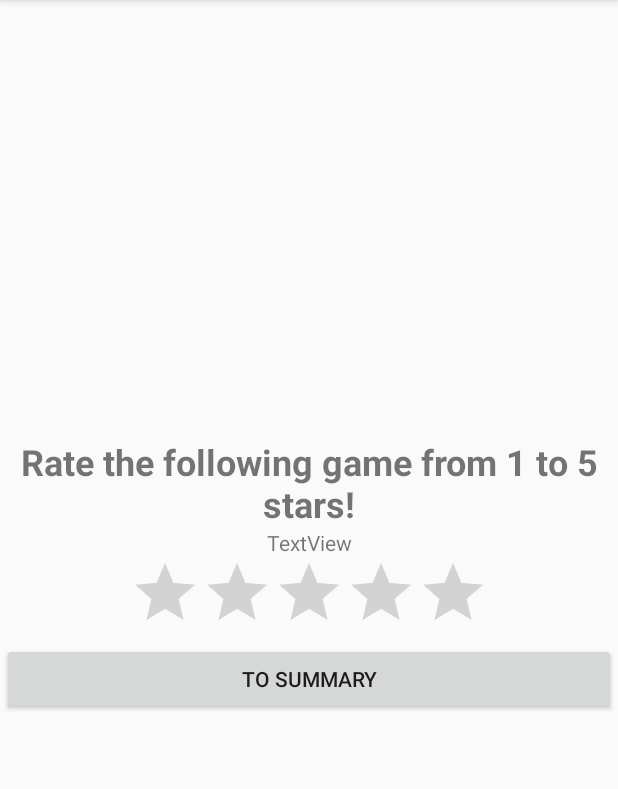
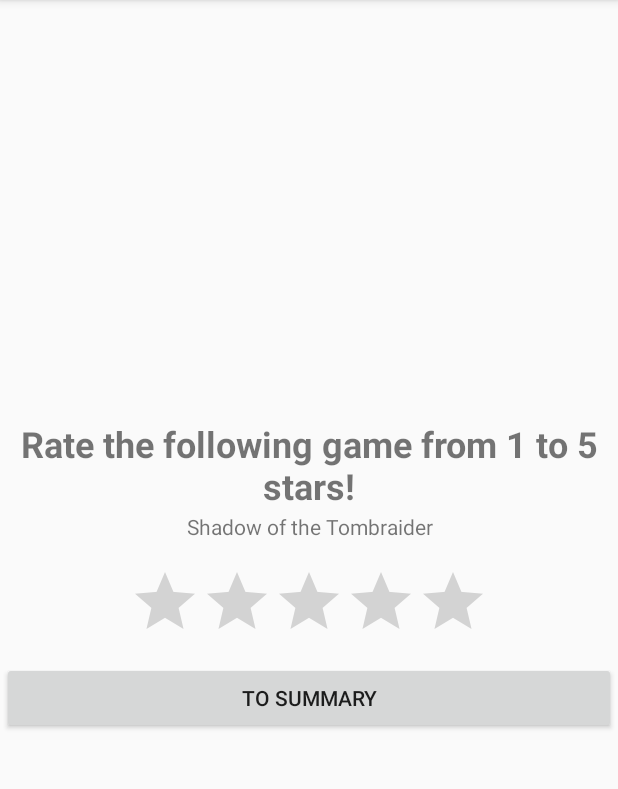
Before and after one commit to AccieTheKing/MadLevel3Task1, an Android app: the RatingFragment screen opened through its navigation route, on a phone screen of 412 x 824 dp, the part 84-873 px from its top. Run offline under Robolectric (Android 15) with nearby library versions, the phone set to English and light mode, and no system bars.

```diff
--- a/app/src/main/java/com/example/madlevel3task1/RatingFragment.kt
+++ b/app/src/main/java/com/example/madlevel3task1/RatingFragment.kt
@@ -1,10 +1,11 @@
 package com.example.madlevel3task1
 
 import android.os.Bundle
-import androidx.fragment.app.Fragment
 import android.view.LayoutInflater
 import android.view.View
 import android.view.ViewGroup
+import androidx.fragment.app.Fragment
+import kotlinx.android.synthetic.main.fragment_rating.*
 
 /**
  * A simple [Fragment] subclass as the second destination in the navigation.
@@ -12,8 +13,8 @@ import android.view.ViewGroup
 class RatingFragment : Fragment() {
 
     override fun onCreateView(
-            inflater: LayoutInflater, container: ViewGroup?,
-            savedInstanceState: Bundle?
+        inflater: LayoutInflater, container: ViewGroup?,
+        savedInstanceState: Bundle?
     ): View? {
         // Inflate the layout for this fragment
         return inflater.inflate(R.layout.fragment_rating, container, false)
@@ -21,8 +22,16 @@ class RatingFragment : Fragment() {
 
     override fun onViewCreated(view: View, savedInstanceState: Bundle?) {
         super.onViewCreated(view, savedInstanceState)
-
+        showRandomAssessableGame()
     }
 
+    private fun showRandomAssessableGame() {
+        val randomGame = listOf(
+            "Red Dead Redemption 2", "Rocket League",
+            "Shadow of the Tombraider"
+        ).random()
+
+        txtViewGameTitle.text = randomGame
+    }
 
 }
--- a/app/src/main/res/layout/fragment_rating.xml
+++ b/app/src/main/res/layout/fragment_rating.xml
@@ -8,8 +8,8 @@
 
     <RatingBar
         android:id="@+id/ratingBar"
-        android:layout_width="wrap_content"
-        android:layout_height="wrap_content"
+        android:layout_width="240dp"
+        android:layout_height="64dp"
         app:layout_constraintBottom_toTopOf="@+id/btn_go_to_sommuray"
         app:layout_constraintEnd_toEndOf="parent"
         app:layout_constraintStart_toStartOf="parent"
@@ -17,8 +17,8 @@
 
     <TextView
         android:id="@+id/txtViewFragmentRatingTitle"
-        android:layout_width="wrap_content"
-        android:layout_height="wrap_content"
+        android:layout_width="392dp"
+        android:layout_height="62dp"
         android:text="@string/fragment_title_rating"
         android:textAlignment="center"
         android:textAllCaps="false"
@@ -26,18 +26,20 @@
         android:textStyle="bold"
         app:layout_constraintBottom_toTopOf="@+id/txtViewGameTitle"
         app:layout_constraintEnd_toEndOf="parent"
-        app:layout_constraintHorizontal_bias="0.0"
+        app:layout_constraintHorizontal_bias="0.5"
         app:layout_constraintStart_toStartOf="parent"
         app:layout_constraintTop_toTopOf="parent"
         app:layout_constraintVertical_chainStyle="packed" />
 
     <TextView
         android:id="@+id/txtViewGameTitle"
-        android:layout_width="wrap_content"
-        android:layout_height="wrap_content"
+        android:layout_width="407dp"
+        android:layout_height="36dp"
         android:text="TextView"
+        android:textAlignment="center"
         app:layout_constraintBottom_toTopOf="@+id/ratingBar"
         app:layout_constraintEnd_toEndOf="parent"
+        app:layout_constraintHorizontal_bias="0.5"
         app:layout_constraintStart_toStartOf="parent"
         app:layout_constraintTop_toBottomOf="@+id/txtViewFragmentRatingTitle" />
 
```
